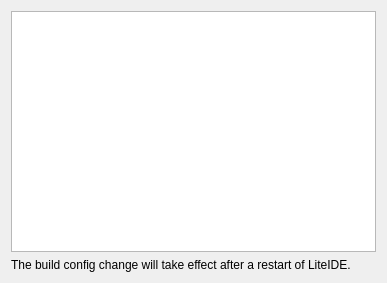
seanxyh/liteide, file liteidex/src/plugins/litebuild/litebuildoption.ui: the form before one commit.
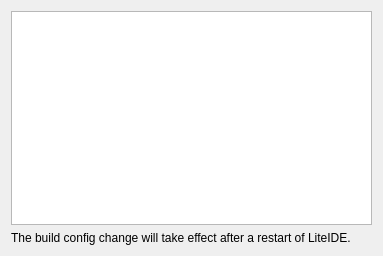
The form after the commit.

Diff of the .ui file:
```diff
--- a/liteidex/src/plugins/litebuild/litebuildoption.ui
+++ b/liteidex/src/plugins/litebuild/litebuildoption.ui
@@ -6,8 +6,8 @@
    <rect>
     <x>0</x>
     <y>0</y>
-    <width>387</width>
-    <height>283</height>
+    <width>383</width>
+    <height>256</height>
    </rect>
   </property>
   <property name="windowTitle">
```
